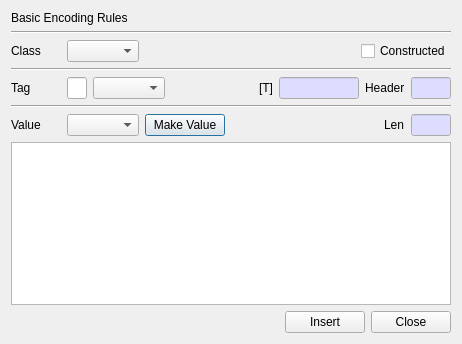
Above: BerEditor/insert_ber_dlg.ui from jykim74/BerEditor before the change. Below: the same form after it.
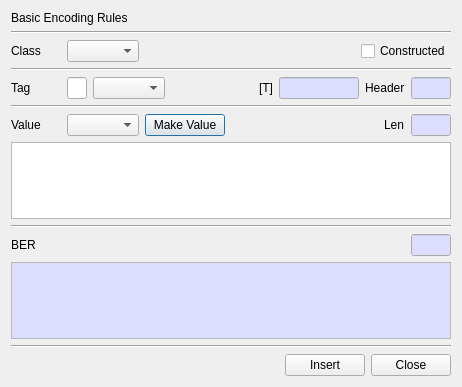
That is the form after the change.

Commit message:
Edit Value 에서 Tag 처리 오류 수정
InsertBER, EditBER 에서 BER 자동 표시 지원

Patch:
```diff
--- a/BerEditor/insert_ber_dlg.ui
+++ b/BerEditor/insert_ber_dlg.ui
@@ -7,7 +7,7 @@
     <x>0</x>
     <y>0</y>
     <width>462</width>
-    <height>344</height>
+    <height>387</height>
    </rect>
   </property>
   <property name="windowTitle">
@@ -350,6 +350,127 @@
    <item>
     <widget class="QPlainTextEdit" name="mValueText"/>
    </item>
+   <item>
+    <widget class="Line" name="line_5">
+     <property name="orientation">
+      <enum>Qt::Horizontal</enum>
+     </property>
+    </widget>
+   </item>
+   <item>
+    <layout class="QGridLayout" name="gridLayout_2">
+     <property name="topMargin">
+      <number>0</number>
+     </property>
+     <item row="0" column="2">
+      <widget class="QLineEdit" name="mBERLenText">
+       <property name="minimumSize">
+        <size>
+         <width>40</width>
+         <height>0</height>
+        </size>
+       </property>
+       <property name="maximumSize">
+        <size>
+         <width>40</width>
+         <height>16777215</height>
+        </size>
+       </property>
+       <property name="palette">
+        <palette>
+         <active>
+          <colorrole role="Base">
+           <brush brushstyle="SolidPattern">
+            <color alpha="255">
+             <red>221</red>
+             <green>221</green>
+             <blue>255</blue>
+            </color>
+           </brush>
+          </colorrole>
+         </active>
+         <inactive>
+          <colorrole role="Base">
+           <brush brushstyle="SolidPattern">
+            <color alpha="255">
+             <red>221</red>
+             <green>221</green>
+             <blue>255</blue>
+            </color>
+           </brush>
+          </colorrole>
+         </inactive>
+         <disabled/>
+        </palette>
+       </property>
+       <property name="readOnly">
+        <bool>true</bool>
+       </property>
+      </widget>
+     </item>
+     <item row="0" column="0">
+      <widget class="QLabel" name="label_7">
+       <property name="text">
+        <string>BER</string>
+       </property>
+      </widget>
+     </item>
+     <item row="0" column="1">
+      <spacer name="horizontalSpacer_5">
+       <property name="orientation">
+        <enum>Qt::Horizontal</enum>
+       </property>
+       <property name="sizeHint" stdset="0">
+        <size>
+         <width>40</width>
+         <height>20</height>
+        </size>
+       </property>
+      </spacer>
+     </item>
+    </layout>
+   </item>
+   <item>
+    <widget class="QPlainTextEdit" name="mBERText">
+     <property name="palette">
+      <palette>
+       <active>
+        <colorrole role="Base">
+         <brush brushstyle="SolidPattern">
+          <color alpha="255">
+           <red>221</red>
+           <green>221</green>
+           <blue>255</blue>
+          </color>
+         </brush>
+        </colorrole>
+       </active>
+       <inactive>
+        <colorrole role="Base">
+         <brush brushstyle="SolidPattern">
+          <color alpha="255">
+           <red>221</red>
+           <green>221</green>
+           <blue>255</blue>
+          </color>
+         </brush>
+        </colorrole>
+       </inactive>
+       <disabled/>
+      </palette>
+     </property>
+     <property name="readOnly">
+      <bool>true</bool>
+     </property>
+    </widget>
+   </item>
+   <item>
+    <widget class="Line" name="line_4">
+     <property name="orientation">
+      <enum>Qt::Horizontal</enum>
+     </property>
+    </widget>
+   </item>
    <item>
     <layout class="QGridLayout" name="gridLayout_5">
      <property name="topMargin">
```
The commit also changes 14 other files.
